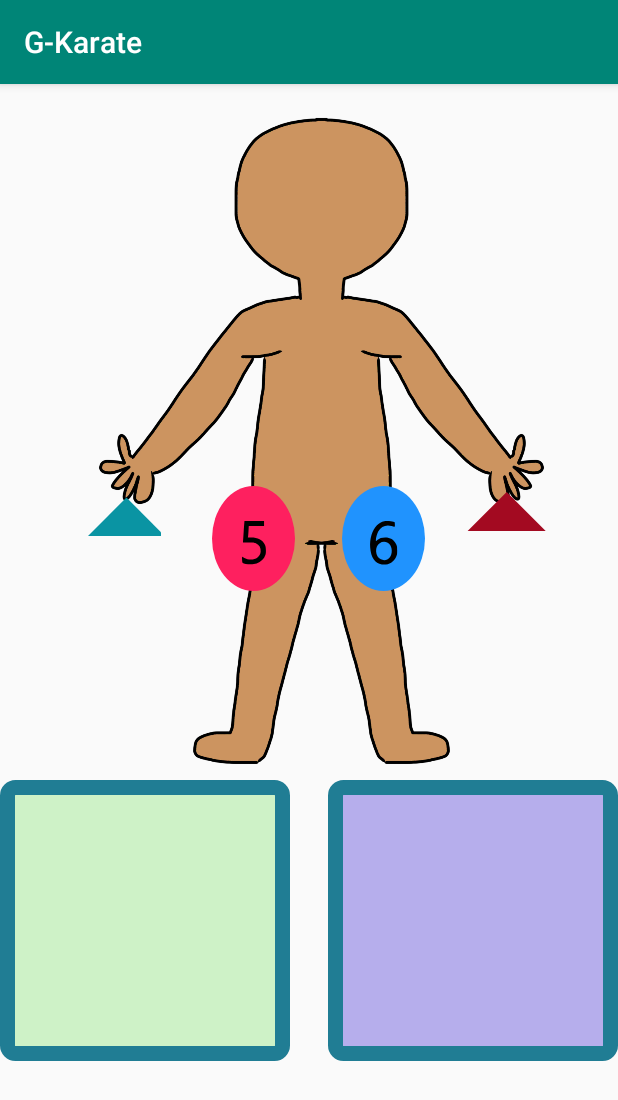
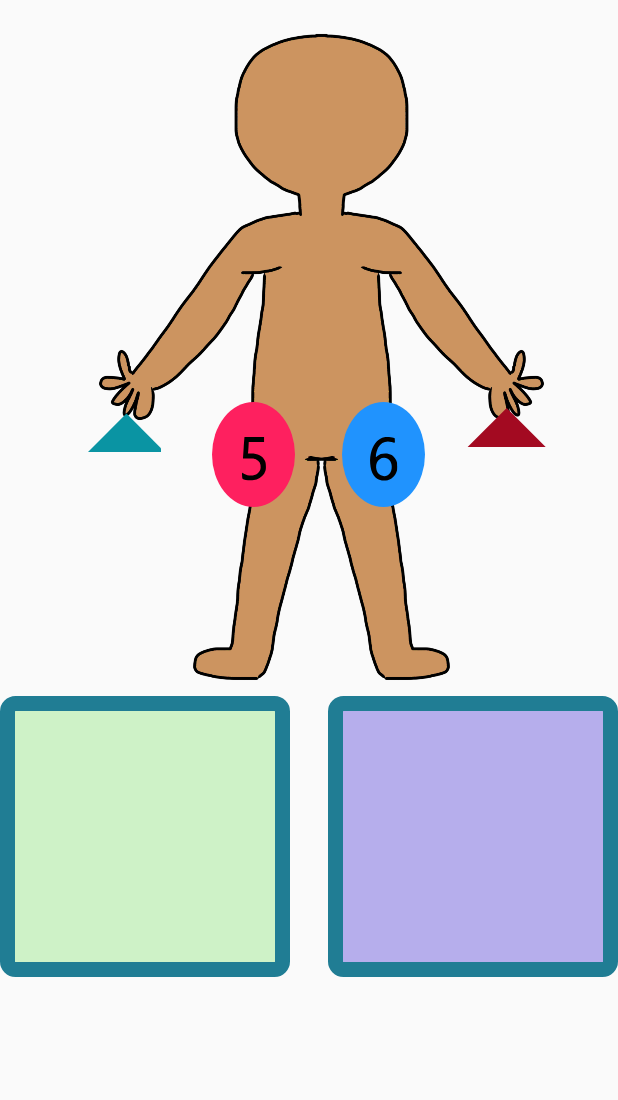
Before and after one commit to Toon-Van-Engeland/care-athon, an Android app: the screen it shows after launch (MainActivity), on a phone screen of 412 x 824 dp. Shown: the top 1100 px of the screen. Run offline under Robolectric (Android 15) with nearby library versions, the phone set to English and light mode, and no system bars; our stand-ins replace Firebase (no records; nobody signed in at launch, a user with empty details on screens opened directly).

Commit message:
Remove toolbar and change hand 3 to green color

```diff
--- a/GKarate/app/src/main/AndroidManifest.xml
+++ b/GKarate/app/src/main/AndroidManifest.xml
@@ -8,7 +8,7 @@
         android:label="@string/app_name"
         android:roundIcon="@mipmap/ic_launcher_round"
         android:supportsRtl="true"
-        android:theme="@style/AppTheme" >
+        android:theme="@style/AppTheme.FullScreen" >
         <activity android:name=".MainActivity" >
             <intent-filter>
                 <action android:name="android.intent.action.MAIN" />
--- a/GKarate/app/src/main/java/be/pxl/g_karate/MainActivity.java
+++ b/GKarate/app/src/main/java/be/pxl/g_karate/MainActivity.java
@@ -126,6 +126,7 @@ public class MainActivity extends AppCompatActivity {
             previousGestureRight.setVisibility(View.INVISIBLE);
         }
 
+        //Set left icon and cirkel on if gesture is needed
         if (currentPlaceLeft != -1) {
             ImageView currentGestureLeft = findViewById(circlesOnHumanBody.get(currentPlaceLeft));
             currentGestureLeft.setImageIcon(Icon.createWithResource(this, numbersMap.get(currentPlaceLeft)));
@@ -137,6 +138,7 @@ public class MainActivity extends AppCompatActivity {
             previousGestureLeft = null;
         }
 
+        //Set right icon and cirkel on if gesture is needed
         if (currentPlaceRight != -1) {
             ImageView currentGestureRight = findViewById(circlesOnHumanBody.get(currentPlaceRight));
             currentGestureRight.setImageIcon(Icon.createWithResource(this, numbersMap.get(currentPlaceRight)));
--- a/GKarate/app/src/main/res/values/styles.xml
+++ b/GKarate/app/src/main/res/values/styles.xml
@@ -1,11 +1,15 @@
 <resources>
 
     <!-- Base application theme. -->
-    <style name="AppTheme" parent="Theme.AppCompat.Light.DarkActionBar">
+    <style name="AppTheme.FullScreen" parent="@style/Theme.AppCompat.Light">
         <!-- Customize your theme here. -->
         <item name="colorPrimary">@color/colorPrimary</item>
         <item name="colorPrimaryDark">@color/colorPrimaryDark</item>
         <item name="colorAccent">@color/colorAccent</item>
+        <item name="windowNoTitle">true</item>
+        <item name="windowActionBar">false</item>
+        <item name="android:windowFullscreen">true</item>
+        <item name="android:windowContentOverlay">@null</item>
     </style>
 
 </resources>
```
Also changed, not shown: GKarate/app/src/main/res/drawable/hand3.png.
